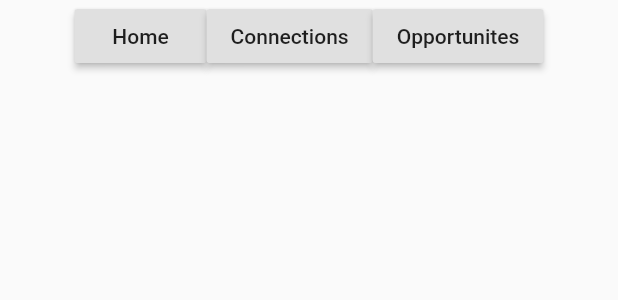
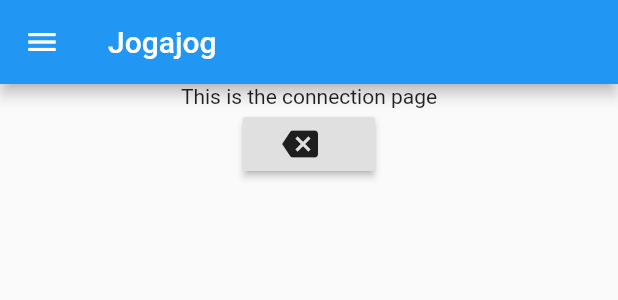
Before and after one commit to nahianalam18/Jogajog, a Flutter app: the Nav widget shown alone on an empty page, opened directly, after a tap on "Connections", on a phone screen of 412 x 824 dp. Shown: the top 300 px of the screen. Run offline on Flutter 3.47's test engine with Material 2 defaults, Android fonts, the phone set to English and light mode, and no system bars.

```diff
--- /dev/null
+++ b/frontend/lib/conec.dart
@@ -0,0 +1,57 @@
+import 'package:flutter/material.dart';
+
+class Connections extends StatelessWidget {
+  @override
+  Widget build(BuildContext context) {
+    return Scaffold(
+      appBar: AppBar(title: Text('Jogajog')),
+      body: SingleChildScrollView(
+        child: Column(children: <Widget>[
+          Center(
+            child: Text('This is the connection page'),
+          ),
+          RaisedButton.icon(
+            onPressed: () => {},
+            label: Text(''),
+            icon: Icon(Icons.backspace),
+          )
+        ]),
+      ),
+      drawer: Drawer(
+        // Add a ListView to the drawer. This ensures the user can scroll
+        // through the options in the drawer if there isn't enough vertical
+        // space to fit everything.
+        child: ListView(
+          // Important: Remove any padding from the ListView.
+          padding: EdgeInsets.zero,
+          children: <Widget>[
+            DrawerHeader(
+              child: Text('Menu'),
+              decoration: BoxDecoration(
+                color: Colors.blue,
+              ),
+            ),
+            ListTile(
+              title: Text('About'),
+              onTap: () {
+                // Update the state of the app
+                // ...
+                // Then close the drawer
+                Navigator.pop(context);
+              },
+            ),
+            ListTile(
+              title: Text('Orders'),
+              onTap: () {
+                // Update the state of the app
+                // ...
+                // Then close the drawer
+                Navigator.pop(context);
+              },
+            ),
+          ],
+        ),
+      ),
+    );
+  }
+}
--- a/frontend/lib/nav.dart
+++ b/frontend/lib/nav.dart
@@ -1,4 +1,6 @@
 import 'package:flutter/material.dart';
+import './conec.dart';
+import './opp.dart';
 
 class Nav extends StatelessWidget {
   @override
@@ -15,11 +17,15 @@ class Nav extends StatelessWidget {
           RaisedButton(
               onPressed: () {
                 print('Pressed Connections');
+                Navigator.push(context,
+                    MaterialPageRoute(builder: (context) => Connections()));
               },
               child: Text('Connections')),
           RaisedButton(
               onPressed: () {
                 print('Pressed Opportunities');
+                Navigator.push(context,
+                    MaterialPageRoute(builder: (context) => Opportunities()));
               },
               child: Text('Opportunites')),
         ],
```
Also changed, not shown: frontend/lib/opp.dart (added, +52 -0 lines).
